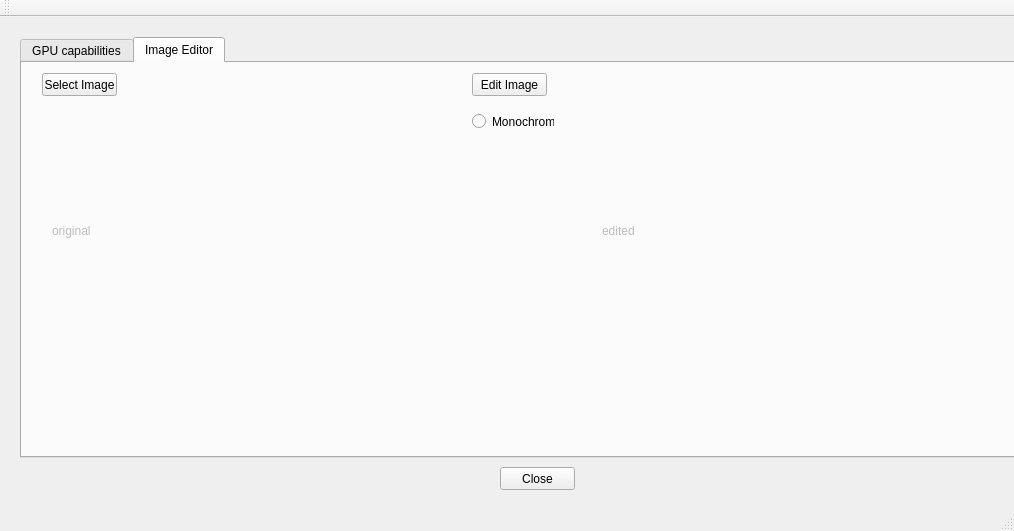
This is CUDA_tester/UI/CUDA_tester.ui in NissimHadar/CUDA_tester as Qt 5 draws it before an edit. The edited form follows.
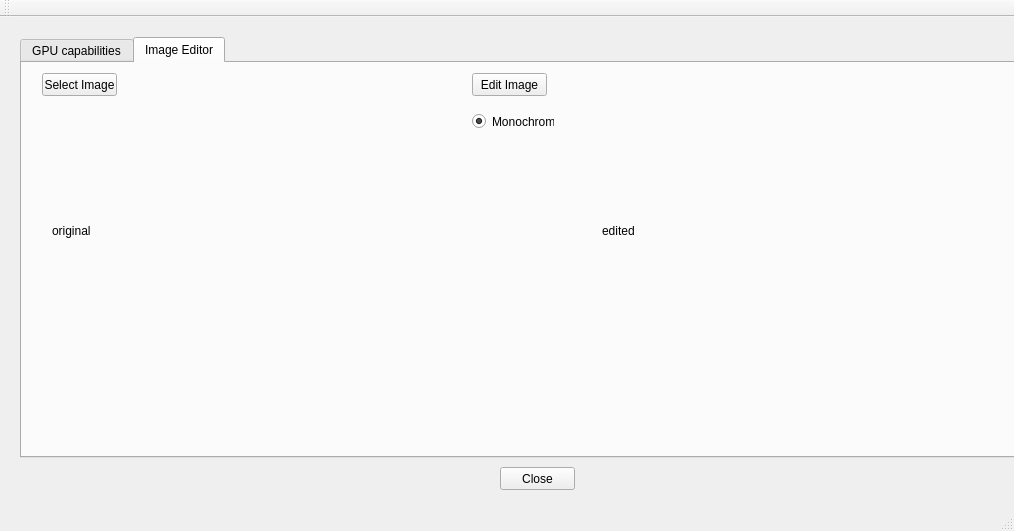
This is the edited form.

What changed in the file:
```diff
--- a/CUDA_tester/UI/CUDA_tester.ui
+++ b/CUDA_tester/UI/CUDA_tester.ui
@@ -63,7 +63,7 @@
      </attribute>
      <widget class="QLabel" name="labelOriginalImage">
       <property name="enabled">
-       <bool>false</bool>
+       <bool>true</bool>
       </property>
       <property name="geometry">
        <rect>
@@ -79,7 +79,7 @@
      </widget>
      <widget class="QLabel" name="labelEditedImage">
       <property name="enabled">
-       <bool>false</bool>
+       <bool>true</bool>
       </property>
       <property name="geometry">
        <rect>
@@ -118,6 +118,9 @@
       <property name="text">
        <string>Monochrome</string>
       </property>
+      <property name="checked">
+       <bool>true</bool>
+      </property>
      </widget>
      <widget class="QPushButton" name="pushButtonEditImage">
       <property name="geometry">
```
Left out of the diff: 2 changed lines with no effect on the pictures.
